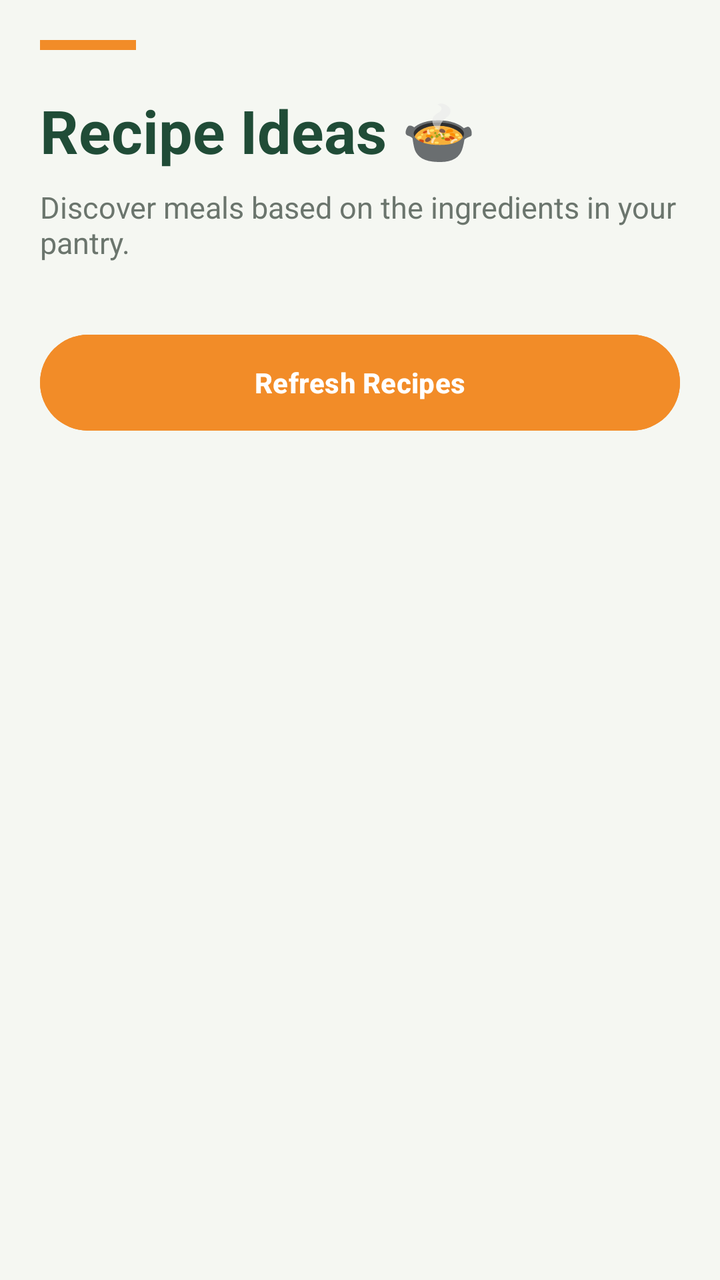
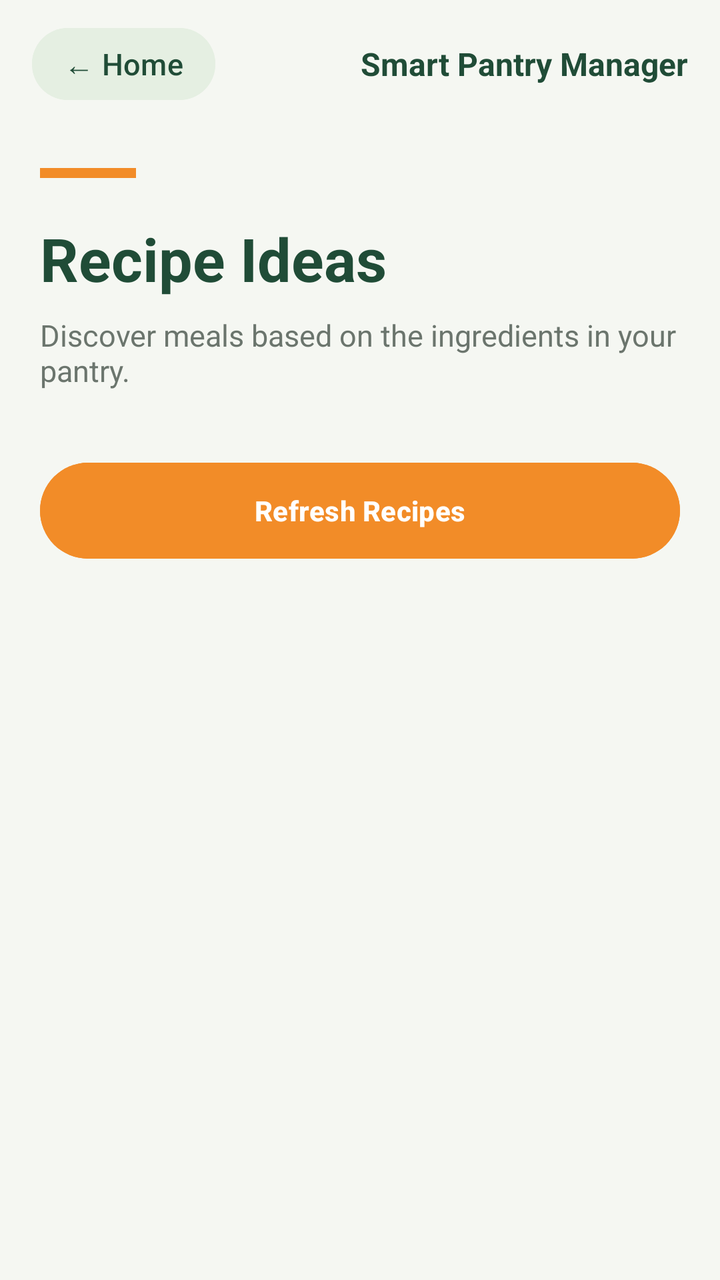

Screens rendered from an Android XML layout before and after an edit, with the pre-edit source and the edit as a unified diff.
<!-- AndroidManifest.xml: application theme Theme.SmartPantryManager -->
<!-- res/layout/activity_suggested_recipes.xml -->
<?xml version="1.0" encoding="utf-8"?>
<ScrollView xmlns:android="http://schemas.android.com/apk/res/android"
    android:layout_width="match_parent"
    android:layout_height="match_parent"
    android:background="#F5F7F2"
    android:fillViewport="true">

    <LinearLayout
        android:layout_width="match_parent"
        android:layout_height="wrap_content"
        android:orientation="vertical"
        android:padding="20dp">

        <View
            android:layout_width="48dp"
            android:layout_height="5dp"
            android:layout_marginBottom="20dp"
            android:background="#F28C28" />

        <TextView
            android:layout_width="match_parent"
            android:layout_height="wrap_content"
            android:text="Recipe Ideas 🍲"
            android:textColor="#204C37"
            android:textSize="30sp"
            android:textStyle="bold" />

        <TextView
            android:layout_width="match_parent"
            android:layout_height="wrap_content"
            android:layout_marginTop="8dp"
            android:layout_marginBottom="20dp"
            android:text="Discover meals based on the ingredients in your pantry."
            android:textColor="#6B756D"
            android:textSize="15sp" />

        
        <LinearLayout
            android:id="@+id/recipeContainer"
            android:layout_width="match_parent"
            android:layout_height="wrap_content"
            android:orientation="vertical" />

        
        <Button
            android:id="@+id/btnRefreshRecipes"
            android:layout_width="match_parent"
            android:layout_height="56dp"
            android:layout_marginTop="12dp"
            android:backgroundTint="#F28C28"
            android:text="Refresh Recipes"
            android:textColor="#FFFFFF"
            android:textStyle="bold" />

    </LinearLayout>

</ScrollView>
<!-- resources referenced by this layout -->
<resources>
  <style name="Theme.SmartPantryManager" parent="Base.Theme.SmartPantryManager" />
  <style name="Base.Theme.SmartPantryManager" parent="Theme.Material3.DayNight.NoActionBar">
          
          
      </style>
</resources>

<!-- the commit's change to res/layout/activity_suggested_recipes.xml (unified diff, before → after) -->
@@ -8,50 +8,97 @@
     <LinearLayout
         android:layout_width="match_parent"
         android:layout_height="wrap_content"
-        android:orientation="vertical"
-        android:padding="20dp">
+        android:orientation="vertical">
 
-        <View
-            android:layout_width="48dp"
-            android:layout_height="5dp"
-            android:layout_marginBottom="20dp"
-            android:background="#F28C28" />
+        
+        <include layout="@layout/header_back_home" />
 
-        <TextView
+        <LinearLayout
             android:layout_width="match_parent"
             android:layout_height="wrap_content"
-            android:text="Recipe Ideas 🍲"
-            android:textColor="#204C37"
-            android:textSize="30sp"
-            android:textStyle="bold" />
+            android:orientation="vertical"
+            android:padding="20dp">
 
-        <TextView
-            android:layout_width="match_parent"
-            android:layout_height="wrap_content"
-            android:layout_marginTop="8dp"
-            android:layout_marginBottom="20dp"
-            android:text="Discover meals based on the ingredients in your pantry."
-            android:textColor="#6B756D"
-            android:textSize="15sp" />
+            <View
+                android:layout_width="48dp"
+                android:layout_height="5dp"
+                android:layout_marginBottom="20dp"
+                android:background="#F28C28" />
 
-        
-        <LinearLayout
-            android:id="@+id/recipeContainer"
-            android:layout_width="match_parent"
-            android:layout_height="wrap_content"
-            android:orientation="vertical" />
+            <TextView
+                android:layout_width="match_parent"
+                android:layout_height="wrap_content"
+                android:text="Recipe Ideas"
+                android:textColor="#204C37"
+                android:textSize="30sp"
+                android:textStyle="bold" />
 
-        
-        <Button
-            android:id="@+id/btnRefreshRecipes"
-            android:layout_width="match_parent"
-            android:layout_height="56dp"
-            android:layout_marginTop="12dp"
-            android:backgroundTint="#F28C28"
-            android:text="Refresh Recipes"
-            android:textColor="#FFFFFF"
-            android:textStyle="bold" />
+            <TextView
+                android:layout_width="match_parent"
+                android:layout_height="wrap_content"
+                android:layout_marginTop="8dp"
+                android:layout_marginBottom="20dp"
+                android:text="Discover meals based on the ingredients in your pantry."
+                android:textColor="#6B756D"
+                android:textSize="15sp" />
+
+            
+            <LinearLayout
+                android:id="@+id/recipeContainer"
+                android:layout_width="match_parent"
+                android:layout_height="wrap_content"
+                android:orientation="vertical" />
+
+            
+            <Button
+                android:id="@+id/btnRefreshRecipes"
+                android:layout_width="match_parent"
+                android:layout_height="56dp"
+                android:layout_marginTop="12dp"
+                android:backgroundTint="#F28C28"
+                android:text="Refresh Recipes"
+                android:textColor="#FFFFFF"
+                android:textStyle="bold" />
+
+        </LinearLayout>
 
     </LinearLayout>
 
 </ScrollView>
+<!-- res/layout/header_back_home.xml (included above) -->
+<?xml version="1.0" encoding="utf-8"?>
+<LinearLayout xmlns:android="http://schemas.android.com/apk/res/android"
+    android:layout_width="match_parent"
+    android:layout_height="64dp"
+    android:orientation="horizontal"
+    android:gravity="center_vertical"
+    android:paddingStart="16dp"
+    android:paddingEnd="16dp"
+    android:background="#F5F7F2">
+
+    <Button
+        android:id="@+id/btnBackHome"
+        android:layout_width="wrap_content"
+        android:layout_height="44dp"
+        android:minWidth="0dp"
+        android:text="← Home"
+        android:textAllCaps="false"
+        android:textColor="#204C37"
+        android:textSize="15sp"
+        android:backgroundTint="#E5EFE2"
+        android:paddingStart="16dp"
+        android:paddingEnd="16dp" />
+
+    <TextView
+        android:id="@+id/txtHeaderTitle"
+        android:layout_width="0dp"
+        android:layout_height="wrap_content"
+        android:layout_weight="1"
+        android:gravity="end|center_vertical"
+        android:text="Smart Pantry Manager"
+        android:textColor="#204C37"
+        android:textSize="16sp"
+        android:textStyle="bold"
+        android:paddingStart="12dp" />
+
+</LinearLayout>
<!-- resource entries referenced after the edit -->
@@ -2,8 +2,21 @@
 <resources>
   <style name="Theme.SmartPantryManager" parent="Base.Theme.SmartPantryManager" />
   <style name="Base.Theme.SmartPantryManager" parent="Theme.Material3.DayNight.NoActionBar">
-          
-          
+  
+          <item name="colorPrimary">#F28C28</item>
+          <item name="colorOnPrimary">#FFFFFF</item>
+  
+          <item name="colorSecondary">#204C37</item>
+          <item name="colorOnSecondary">#FFFFFF</item>
+  
+          <item name="colorSurface">#F5F7F2</item>
+          <item name="colorOnSurface">#204C37</item>
+  
+          <item name="android:colorAccent">#F28C28</item>
+          <item name="android:windowLightStatusBar">true</item>
+          <item name="android:statusBarColor">#F5F7F2</item>
+          <item name="android:navigationBarColor">#F5F7F2</item>
+  
       </style>
 </resources>
 
